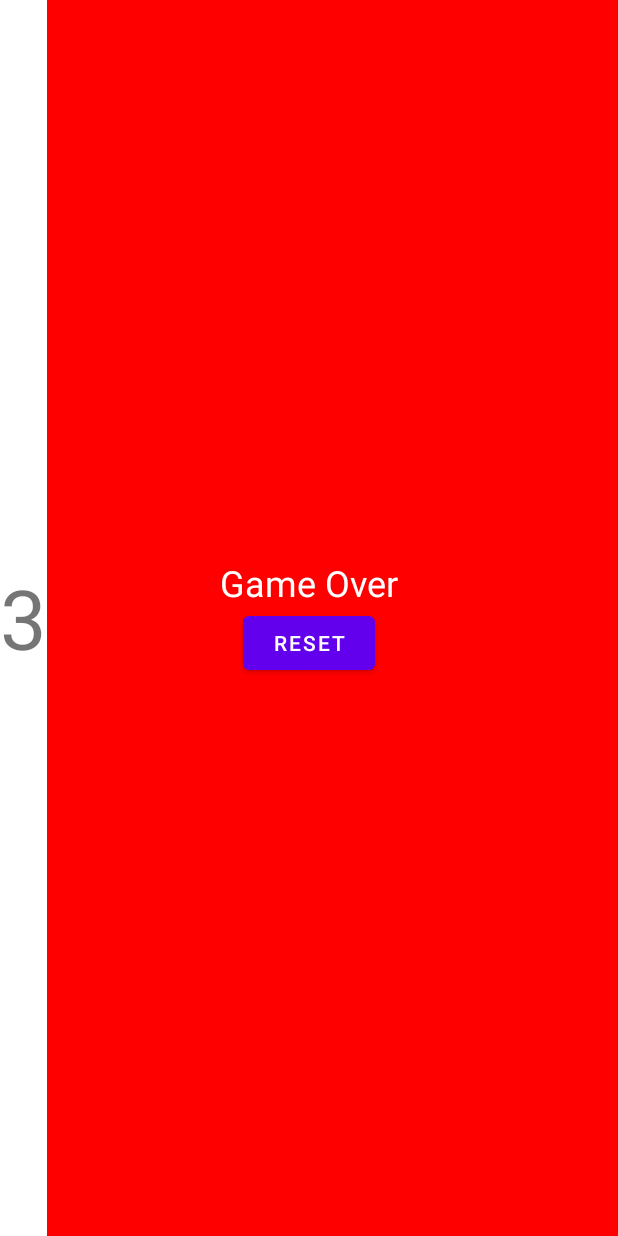
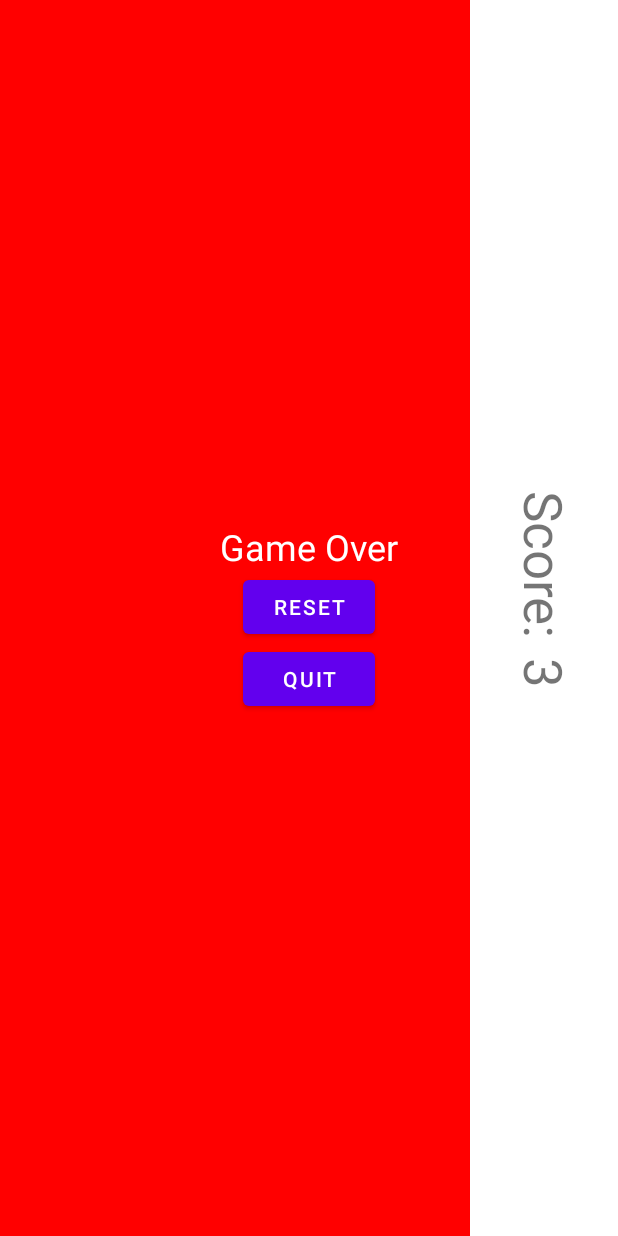
Before and after one commit to NoahBlattner/blatnoa_SnakeGame, an Android app: the layout activity_snake.xml on its own in the app's theme, with its tools: preview values and no code run, on a phone screen of 412 x 824 dp. Run offline under Robolectric (Android 15) with nearby library versions, the phone set to English and light mode, and no system bars.

Commit message:
Affichage du score actuel Essayé de fixer un bug qui permetait aux pommes d'apparaitre dans le serpent

```diff
--- a/app/src/main/res/layout/activity_snake.xml
+++ b/app/src/main/res/layout/activity_snake.xml
@@ -32,28 +32,57 @@
             android:layout_height="wrap_content"
             android:text="@string/bt_reset"/>
 
+        <Button
+            android:id="@+id/quitButton"
+            android:layout_width="wrap_content"
+            android:layout_height="wrap_content"
+            android:text="@string/bt_quit"/>
+
     </LinearLayout>
 
-    <TextView
-        android:id="@+id/scoreText"
+    <LinearLayout
+        android:id="@+id/scoreLayout"
         android:layout_width="wrap_content"
         android:layout_height="match_parent"
-        app:layout_constraintStart_toStartOf="parent"
-        app:layout_constraintEnd_toStartOf="@id/cellGrid"
+        app:layout_constraintTop_toTopOf="parent"
+        app:layout_constraintBottom_toBottomOf="parent"
+        app:layout_constraintEnd_toEndOf="parent"
+        app:layout_constraintStart_toEndOf="@id/cellGrid"
+        android:orientation="vertical"
         android:gravity="center"
         android:background="@color/white"
-        android:text="3"
-        android:textSize="55dp"/>
+        >
+
+        <TextView
+            android:layout_height="wrap_content"
+            android:layout_width="wrap_content"
+            android:background="@color/white"
+            android:gravity="center"
+            android:rotation="90"
+            android:text="@string/score"
+            android:textSize="@dimen/score_text_size" />
+
+        <TextView
+            android:id="@+id/scoreText"
+            android:layout_height="wrap_content"
+            android:layout_width="wrap_content"
+            android:layout_marginTop="25dp"
+            android:gravity="center"
+            android:rotation="90"
+            android:background="@color/white"
+            android:text="3"
+            android:textSize="@dimen/score_text_size" />
+
+    </LinearLayout>
 
     <GridLayout
         android:id="@+id/cellGrid"
         android:layout_width="0dp"
         android:layout_height="match_parent"
         android:translationZ="5dp"
-        app:layout_constraintStart_toEndOf="@id/scoreText"
-        app:layout_constraintEnd_toEndOf="parent"
+        app:layout_constraintStart_toStartOf="parent"
+        app:layout_constraintEnd_toStartOf="@id/scoreLayout"
         >
     </GridLayout>
 
-
 </androidx.constraintlayout.widget.ConstraintLayout>
--- /dev/null
+++ b/app/src/main/res/values/dimen.xml
@@ -0,0 +1,4 @@
+<?xml version="1.0" encoding="utf-8"?>
+<resources>
+    <dimen name="score_text_size">35sp</dimen>
+</resources>
--- a/app/src/main/res/values/strings.xml
+++ b/app/src/main/res/values/strings.xml
@@ -4,4 +4,6 @@
     <string name="bt_reset">Reset</string>
     <string name="bt_physics_test">Physics Test</string>
     <string name="bt_snake_game">Snake Game</string>
+    <string name="bt_quit">Quit</string>
+    <string name="score">Score:</string>
 </resources>
```
Also changed, not shown: app/src/main/java/com/divtec/blatnoa/snakegame/Snake/Snake.java (+29 -12 lines), app/src/main/java/com/divtec/blatnoa/snakegame/SnakeActivity.java (+11 -1 lines).
